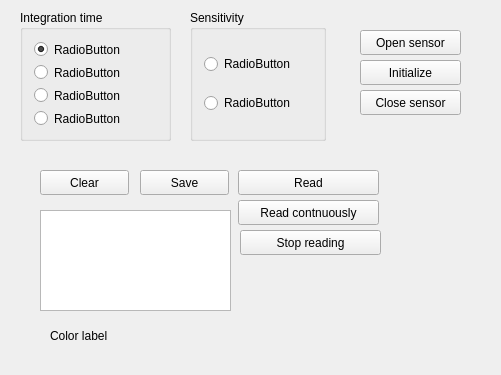
This is widget.ui in futr/ColorSensorReader as Qt 5 draws it before an edit. The edited form follows.
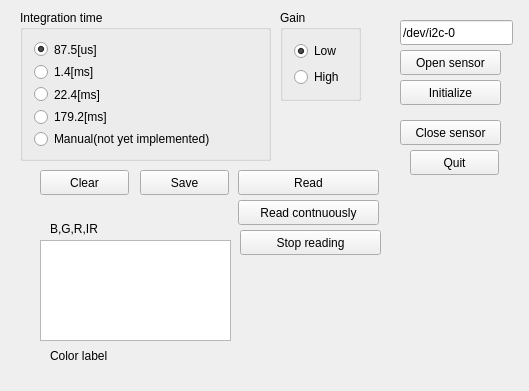
This is the edited form.

```diff
--- a/widget.ui
+++ b/widget.ui
@@ -6,8 +6,8 @@
    <rect>
     <x>0</x>
     <y>0</y>
-    <width>501</width>
-    <height>375</height>
+    <width>529</width>
+    <height>391</height>
    </rect>
   </property>
   <property name="windowTitle">
@@ -16,8 +16,8 @@
   <widget class="QPushButton" name="pushButton">
    <property name="geometry">
     <rect>
-     <x>360</x>
-     <y>30</y>
+     <x>400</x>
+     <y>50</y>
      <width>101</width>
      <height>25</height>
     </rect>
@@ -29,8 +29,8 @@
   <widget class="QPushButton" name="pushButton_2">
    <property name="geometry">
     <rect>
-     <x>360</x>
-     <y>90</y>
+     <x>400</x>
+     <y>120</y>
      <width>101</width>
      <height>25</height>
     </rect>
@@ -42,8 +42,8 @@
   <widget class="QPushButton" name="pushButton_3">
    <property name="geometry">
     <rect>
-     <x>360</x>
-     <y>60</y>
+     <x>400</x>
+     <y>80</y>
      <width>101</width>
      <height>25</height>
     </rect>
@@ -95,7 +95,7 @@
    <property name="geometry">
     <rect>
      <x>40</x>
-     <y>210</y>
+     <y>240</y>
      <width>191</width>
      <height>101</height>
     </rect>
@@ -127,11 +127,11 @@
     <string>Save</string>
    </property>
   </widget>
-  <widget class="QLabel" name="label">
+  <widget class="QLabel" name="colorPreviewLabel">
    <property name="geometry">
     <rect>
      <x>50</x>
-     <y>320</y>
+     <y>340</y>
      <width>181</width>
      <height>31</height>
     </rect>
@@ -145,8 +145,8 @@
     <rect>
      <x>20</x>
      <y>10</y>
-     <width>151</width>
-     <height>131</height>
+     <width>251</width>
+     <height>151</height>
     </rect>
    </property>
    <property name="title">
@@ -156,7 +156,7 @@
     <item>
      <widget class="QRadioButton" name="radioButton">
       <property name="text">
-       <string>RadioButton</string>
+       <string>87.5[us]</string>
       </property>
       <property name="checked">
        <bool>true</bool>
@@ -166,21 +166,28 @@
     <item>
      <widget class="QRadioButton" name="radioButton_2">
       <property name="text">
-       <string>RadioButton</string>
+       <string>1.4[ms]</string>
       </property>
      </widget>
     </item>
     <item>
      <widget class="QRadioButton" name="radioButton_3">
       <property name="text">
-       <string>RadioButton</string>
+       <string>22.4[ms]</string>
       </property>
      </widget>
     </item>
     <item>
      <widget class="QRadioButton" name="radioButton_4">
       <property name="text">
-       <string>RadioButton</string>
+       <string>179.2[ms]</string>
+      </property>
+     </widget>
+    </item>
+    <item>
+     <widget class="QRadioButton" name="intTimeManButton">
+      <property name="text">
+       <string>Manual(not yet implemented)</string>
       </property>
      </widget>
     </item>
@@ -189,32 +196,74 @@
   <widget class="QGroupBox" name="groupBox_2">
    <property name="geometry">
     <rect>
-     <x>190</x>
+     <x>280</x>
      <y>10</y>
-     <width>136</width>
-     <height>131</height>
+     <width>81</width>
+     <height>91</height>
     </rect>
    </property>
    <property name="title">
-    <string>Sensitivity</string>
+    <string>Gain</string>
    </property>
    <layout class="QVBoxLayout" name="verticalLayout_2">
     <item>
      <widget class="QRadioButton" name="radioButton_5">
       <property name="text">
-       <string>RadioButton</string>
+       <string>Low</string>
+      </property>
+      <property name="checked">
+       <bool>true</bool>
       </property>
      </widget>
     </item>
     <item>
      <widget class="QRadioButton" name="radioButton_6">
       <property name="text">
-       <string>RadioButton</string>
+       <string>High</string>
       </property>
      </widget>
     </item>
    </layout>
   </widget>
+  <widget class="QPushButton" name="quitButton">
+   <property name="geometry">
+    <rect>
+     <x>410</x>
+     <y>150</y>
+     <width>89</width>
+     <height>25</height>
+    </rect>
+   </property>
+   <property name="text">
+    <string>Quit</string>
+   </property>
+  </widget>
+  <widget class="QLabel" name="label">
+   <property name="geometry">
+    <rect>
+     <x>50</x>
+     <y>220</y>
+     <width>121</width>
+     <height>17</height>
+    </rect>
+   </property>
+   <property name="text">
+    <string>B,G,R,IR</string>
+   </property>
+  </widget>
+  <widget class="QLineEdit" name="sensorPathEdit">
+   <property name="geometry">
+    <rect>
+     <x>400</x>
+     <y>20</y>
+     <width>113</width>
+     <height>25</height>
+    </rect>
+   </property>
+   <property name="text">
+    <string>/dev/i2c-0</string>
+   </property>
+  </widget>
  </widget>
  <layoutdefault spacing="6" margin="11"/>
  <resources/>
```
Left out of the diff: 49 changed lines with no effect on the pictures.
